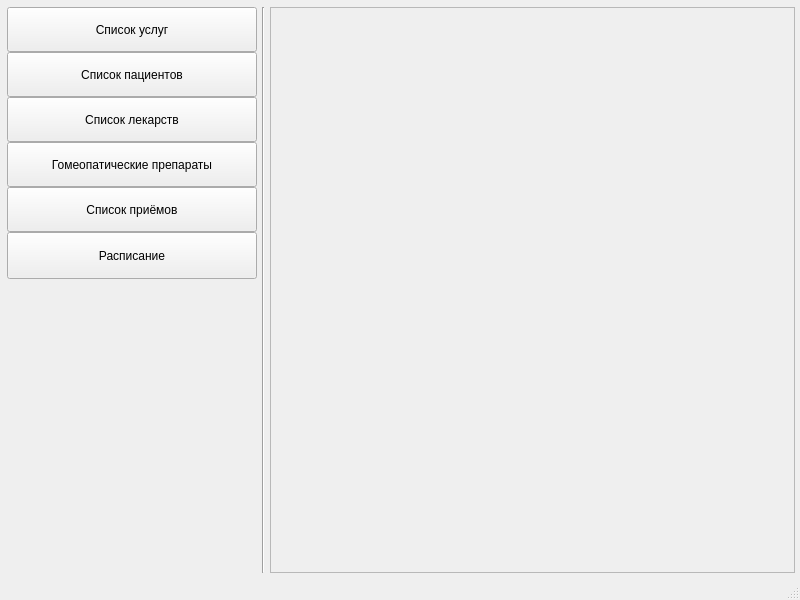
Before: the Qt Designer form interface/mainwindow.ui in strizh78/MApp, drawn with Qt 5.
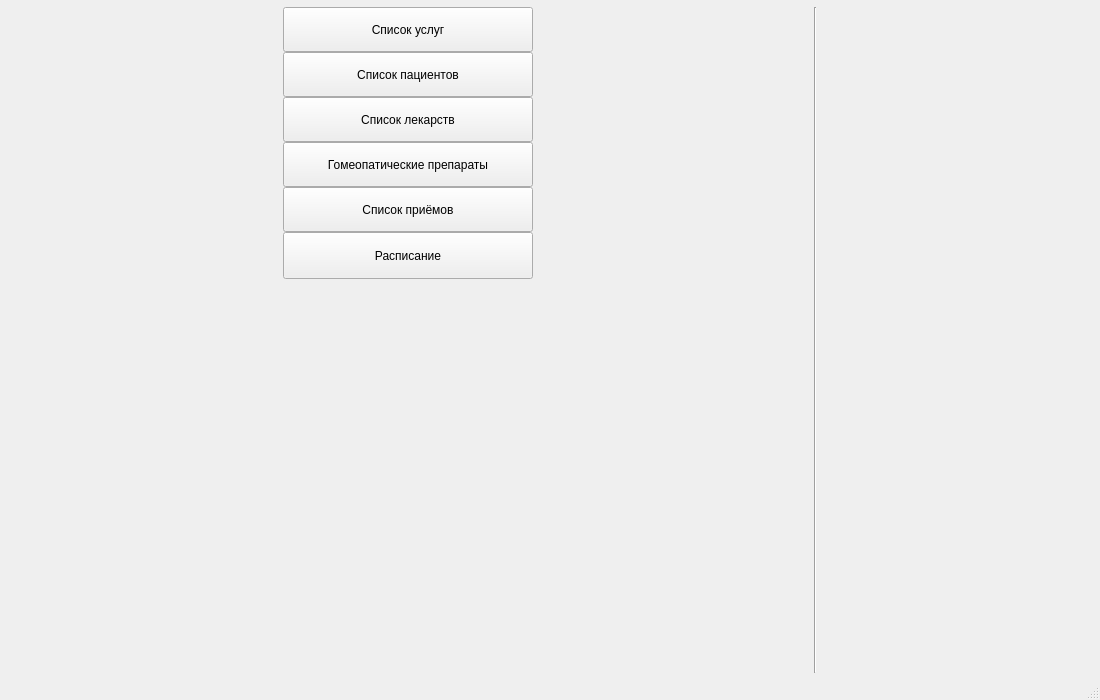
After: the same form once the commit is applied.

Commit message:
open all list forms in mainwindow (#109)
* open all list forms in mainwindow

* change mainwindow minimum size

Patch:
```diff
--- a/interface/mainwindow.ui
+++ b/interface/mainwindow.ui
@@ -6,14 +6,20 @@
    <rect>
     <x>0</x>
     <y>0</y>
-    <width>800</width>
-    <height>600</height>
+    <width>1000</width>
+    <height>700</height>
    </rect>
   </property>
   <property name="windowTitle">
    <string>MainWindow</string>
   </property>
   <widget class="QWidget" name="centralwidget">
+   <property name="minimumSize">
+    <size>
+     <width>1100</width>
+     <height>0</height>
+    </size>
+   </property>
    <layout class="QHBoxLayout" name="horizontalLayout">
     <property name="spacing">
      <number>5</number>
@@ -154,6 +160,9 @@
         <property name="orientation">
          <enum>Qt::Vertical</enum>
         </property>
+        <property name="sizeType">
+         <enum>QSizePolicy::Expanding</enum>
+        </property>
         <property name="sizeHint" stdset="0">
          <size>
           <width>20</width>
@@ -172,21 +181,7 @@
      </widget>
     </item>
     <item>
-     <widget class="QScrollArea" name="scrollArea">
-      <property name="widgetResizable">
-       <bool>true</bool>
-      </property>
-      <widget class="QWidget" name="scrollAreaWidgetContents">
-       <property name="geometry">
-        <rect>
-         <x>0</x>
-         <y>0</y>
-         <width>525</width>
-         <height>535</height>
-        </rect>
-       </property>
-      </widget>
-     </widget>
+     <layout class="QHBoxLayout" name="formLayout"/>
     </item>
    </layout>
   </widget>
```
Left out of the diff: 2 changed lines with no effect on the pictures. The commit also changes 2 other files.
